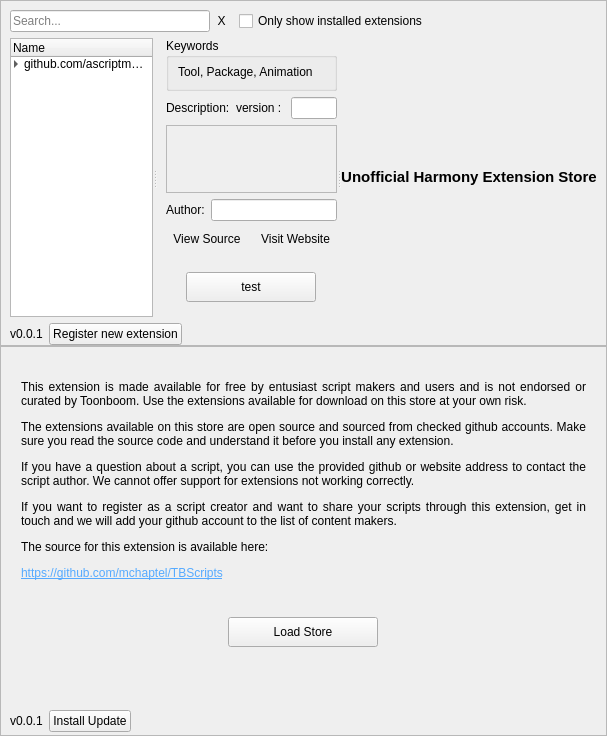
This is ExtensionStore/packages/ExtensionStore/store.ui in mchaptel/TBScripts as Qt 5 draws it before an edit. The edited form follows.
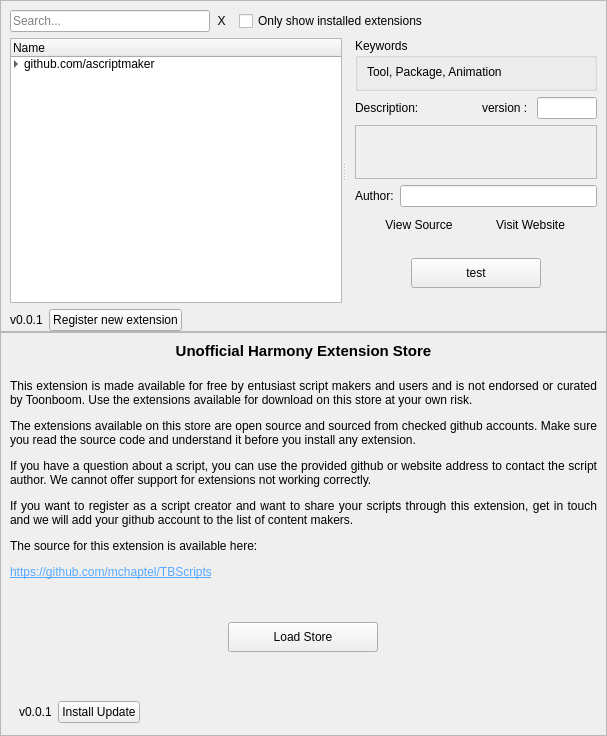
This is the edited form.

What changed in the file:
```diff
--- a/ExtensionStore/packages/ExtensionStore/store.ui
+++ b/ExtensionStore/packages/ExtensionStore/store.ui
@@ -476,23 +476,6 @@
           </item>
          </layout>
         </widget>
-        <widget class="QLabel" name="label_11">
-         <property name="sizePolicy">
-          <sizepolicy hsizetype="Preferred" vsizetype="Maximum">
-           <horstretch>0</horstretch>
-           <verstretch>1</verstretch>
-          </sizepolicy>
-         </property>
-         <property name="text">
-          <string>&lt;html&gt;&lt;head/&gt;&lt;body&gt;&lt;p&gt;&lt;span style=&quot; font-size:11pt; font-weight:600;&quot;&gt;Unofficial Harmony Extension Store&lt;/span&gt;&lt;/p&gt;&lt;/body&gt;&lt;/html&gt;</string>
-         </property>
-         <property name="textFormat">
-          <enum>Qt::RichText</enum>
-         </property>
-         <property name="alignment">
-          <set>Qt::AlignCenter</set>
-         </property>
-        </widget>
        </widget>
       </item>
       <item>
@@ -562,36 +545,26 @@
      <property name="frameShadow">
       <enum>QFrame::Raised</enum>
      </property>
-     <layout class="QVBoxLayout" name="verticalLayout_6">
-      <property name="spacing">
-       <number>0</number>
-      </property>
-      <property name="leftMargin">
-       <number>0</number>
-      </property>
-      <property name="topMargin">
-       <number>0</number>
-      </property>
-      <property name="rightMargin">
-       <number>0</number>
-      </property>
-      <property name="bottomMargin">
-       <number>0</number>
-      </property>
-      <item>
        <layout class="QVBoxLayout" name="verticalLayout_4">
-        <property name="leftMargin">
-         <number>20</number>
+      <item>
+       <widget class="QLabel" name="label_11">
+        <property name="sizePolicy">
+         <sizepolicy hsizetype="Preferred" vsizetype="Maximum">
+          <horstretch>0</horstretch>
+          <verstretch>1</verstretch>
+         </sizepolicy>
         </property>
-        <property name="topMargin">
-         <number>20</number>
+        <property name="text">
+         <string>&lt;html&gt;&lt;head/&gt;&lt;body&gt;&lt;p&gt;&lt;span style=&quot; font-size:11pt; font-weight:600;&quot;&gt;Unofficial Harmony Extension Store&lt;/span&gt;&lt;/p&gt;&lt;/body&gt;&lt;/html&gt;</string>
         </property>
-        <property name="rightMargin">
-         <number>20</number>
+        <property name="textFormat">
+         <enum>Qt::RichText</enum>
         </property>
-        <property name="bottomMargin">
-         <number>20</number>
+        <property name="alignment">
+         <set>Qt::AlignCenter</set>
         </property>
+       </widget>
+      </item>
         <item>
          <spacer name="verticalSpacer">
           <property name="orientation">
@@ -684,8 +657,6 @@
            </size>
           </property>
          </spacer>
-        </item>
-       </layout>
       </item>
       <item>
        <widget class="QWidget" name="updateRibbon" native="true">
```
Lines whose indentation alone changed are shown as unchanged.
